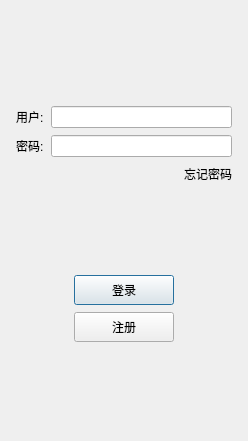
Jiguang-zero/chat_llfc, file login_dialog.ui: the form before one commit.
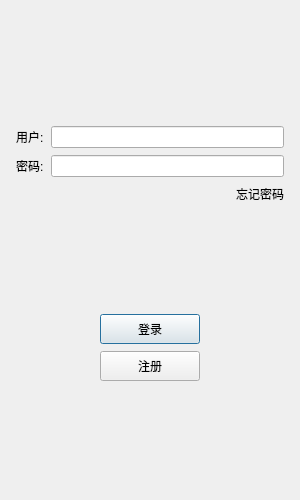
The form after the commit. Icons and pictures are not drawn.

The edit to the form file:
```diff
--- a/login_dialog.ui
+++ b/login_dialog.ui
@@ -6,10 +6,22 @@
    <rect>
     <x>0</x>
     <y>0</y>
-    <width>248</width>
-    <height>441</height>
+    <width>300</width>
+    <height>500</height>
    </rect>
   </property>
+  <property name="minimumSize">
+   <size>
+    <width>300</width>
+    <height>500</height>
+   </size>
+  </property>
+  <property name="maximumSize">
+   <size>
+    <width>300</width>
+    <height>500</height>
+   </size>
+  </property>
   <property name="windowTitle">
    <string>Dialog</string>
   </property>
```
